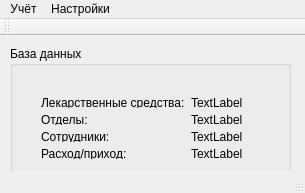
Qt form ui/MainWindow.ui (ismd/4med) before a commit.
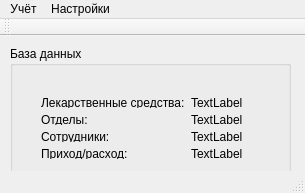
The same form after that commit.

```diff
--- a/ui/MainWindow.ui
+++ b/ui/MainWindow.ui
@@ -65,7 +65,7 @@
         <item>
          <widget class="QLabel" name="label_4">
           <property name="text">
-           <string>Расход/приход:</string>
+           <string>Приход/расход:</string>
           </property>
          </widget>
         </item>
```
